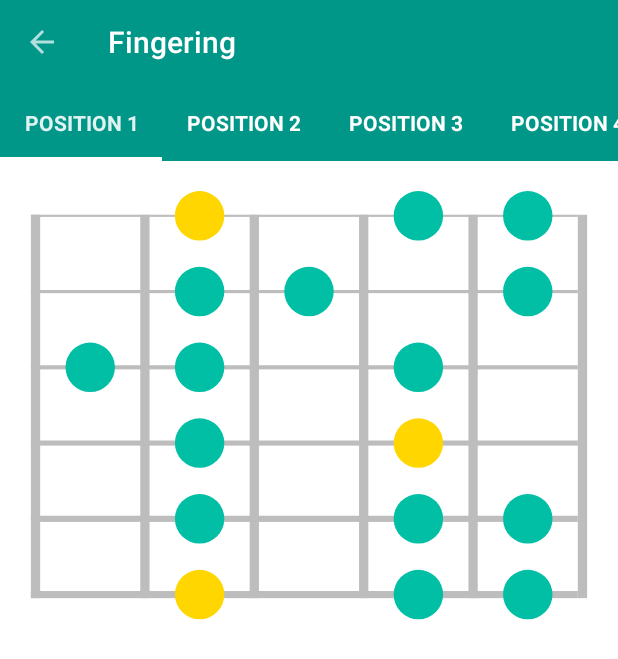
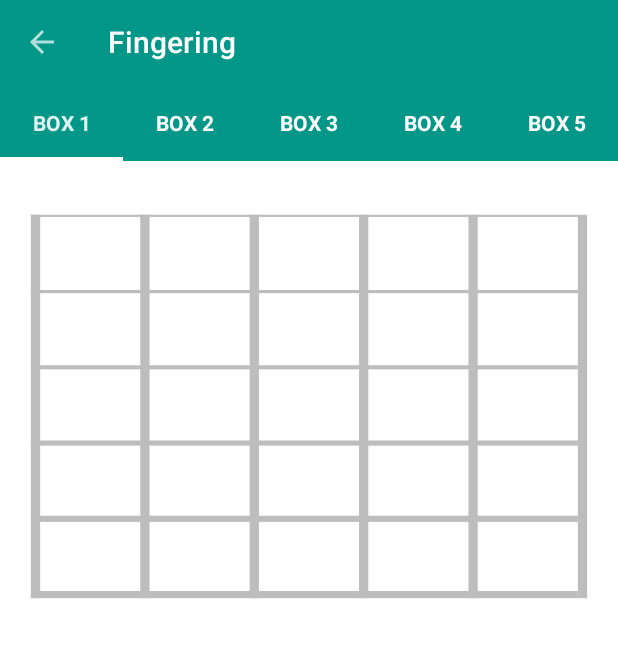
Before and after one commit to jenchenUA/GuitarAssistantProject, an Android app: the fragment ScaleFragment placed in its activity, after a tap on "Major", on a phone screen of 412 x 824 dp. Shown: the top 659 px of the screen. Run offline under Robolectric (Android 15) with nearby library versions, the phone set to English and light mode, and no system bars; libraries missing offline, so code that uses them is left out: com.mikepenz.materialdrawer; 4 statements that could not run were skipped.

Commit message:
0.2.231: - Added test database and DBHelper.class - Code refactoring

```diff
--- a/GuitarAssistantProject/app/build.gradle
+++ b/GuitarAssistantProject/app/build.gradle
@@ -36,4 +36,5 @@ dependencies {
     }
     compile 'com.android.support:cardview-v7:21.0.+'
     compile 'com.android.support:recyclerview-v7:21.0.+'
+    compile 'com.readystatesoftware.sqliteasset:sqliteassethelper:+'
 }
--- a/GuitarAssistantProject/app/src/main/java/jenchenua/guitarassistantproject/DetailActivity.java
+++ b/GuitarAssistantProject/app/src/main/java/jenchenua/guitarassistantproject/DetailActivity.java
@@ -17,7 +17,7 @@ public class DetailActivity extends AppCompatActivity {
     ViewPager pager = null;
     ViewPagerAdapter adapter = null;
     SlidingTabLayout tabs = null;
-    CharSequence Titles[]={"Position 1", "Position 2", "Position 3", "Position 4", "Position 5"};
+    CharSequence Titles[]={"Box 1", "Box 2", "Box 3", "Box 4", "Box 5"};
     final int numbOfTabs = 5;
 
     @Override
--- a/GuitarAssistantProject/app/src/main/java/jenchenua/guitarassistantproject/database/DBHelper.java
+++ b/GuitarAssistantProject/app/src/main/java/jenchenua/guitarassistantproject/database/DBHelper.java
@@ -1,38 +1,16 @@
 package jenchenua.guitarassistantproject.database;
 
 import android.content.Context;
-import android.database.sqlite.SQLiteDatabase;
-import android.database.sqlite.SQLiteOpenHelper;
 
-import jenchenua.guitarassistantproject.database.GuitarAssistantDB.ScaleEntry;
+import com.readystatesoftware.sqliteasset.SQLiteAssetHelper;
 
-public class DBHelper extends SQLiteOpenHelper {
+public class DBHelper extends SQLiteAssetHelper {
 
     private static final int DATABASE_VERSION = 1;
 
-    private static final String DATABSE_NAME = "GuitarAssistant.db";
+    private static final String DATABASE_NAME = "fingering.db";
 
     public DBHelper(Context context) {
-        super(context, DATABSE_NAME, null, DATABASE_VERSION);
-    }
-
-    @Override
-    public void onCreate(SQLiteDatabase db) {
-        final String SQL_CREATE_SCALE_TABLE = "CREATE TABLE " + ScaleEntry.TABLE_NAME + " (" +
-                ScaleEntry._ID + " INTEGER PRIMARY KEY, " +
-                ScaleEntry.COLUMN_NAME + " TEXT UNIQUE NOT NULL, " +
-                ScaleEntry.COLUMN_POSITION_1 + " BLOB NOT NULL, " +
-                ScaleEntry.COLUMN_POSITION_2 + " BLOB NOT NULL, " +
-                ScaleEntry.COLUMN_POSITION_3 + " BLOB NOT NULL, " +
-                ScaleEntry.COLUMN_POSITION_4 + " BLOB NOT NULL, " +
-                ScaleEntry.COLUMN_POSITION_5 + " BLOB NOT NULL " +
-                ");";
-        db.execSQL(SQL_CREATE_SCALE_TABLE);
-    }
-
-    @Override
-    public void onUpgrade(SQLiteDatabase db, int oldVersion, int newVersion) {
-        db.execSQL("DROP TABLE IF EXISTS " + ScaleEntry.TABLE_NAME);
-        onCreate(db);
+        super(context, DATABASE_NAME, null, DATABASE_VERSION);
     }
 }
--- a/GuitarAssistantProject/app/src/main/java/jenchenua/guitarassistantproject/fragments/ScaleFragment.java
+++ b/GuitarAssistantProject/app/src/main/java/jenchenua/guitarassistantproject/fragments/ScaleFragment.java
@@ -2,10 +2,7 @@ package jenchenua.guitarassistantproject.fragments;
 
 
 
-import android.content.ContentValues;
-import android.content.Context;
 import android.content.Intent;
-import android.database.sqlite.SQLiteDatabase;
 import android.os.Bundle;
 import android.view.LayoutInflater;
 import android.view.View;
@@ -20,60 +17,12 @@ import java.util.List;
 
 import jenchenua.guitarassistantproject.DetailActivity;
 import jenchenua.guitarassistantproject.R;
-import jenchenua.guitarassistantproject.database.DBHelper;
 import jenchenua.guitarassistantproject.database.GuitarAssistantDB;
 
 public class ScaleFragment extends android.support.v4.app.Fragment {
-    private String name = "Minor";
-
-    private byte[] position_1 = {
-            0, 2, 0, 1, 1,
-            0, 1, 1, 0, 1,
-            1, 1, 0, 1, 0,
-            0, 1, 0, 2, 0,
-            0, 1, 0, 1, 1,
-            0, 2, 0, 1, 1
-    };
-
-    private byte[] position_2 = {
-            0, 1, 1, 0, 1,
-            0, 0, 1, 0, 2,
-            0, 1, 0, 1, 1,
-            0, 2, 0, 1, 1,
-            0, 1, 1, 0, 1,
-            0, 1, 1, 0, 1
-    };
-
-    private byte[] position_3 = {
-            0, 1, 0, 1, 1,
-            0, 2, 0, 1, 1,
-            1, 1, 0, 1, 0,
-            1, 1, 0, 1, 0,
-            0, 1, 0, 2, 0,
-            0, 1, 0, 1, 1
-    };
-
-    private byte[] position_4 = {
-            0, 1, 1, 0, 1,
-            0, 1, 1, 0, 1,
-            0, 1, 0, 2, 0,
-            0, 1, 0, 1, 1,
-            0, 2, 0, 1, 1,
-            0, 1, 1, 0, 1
-    };
-
-    private byte[] position_5 = {
-            0, 1, 0, 2, 0,
-            0, 1, 0, 1, 1,
-            2, 0, 1, 1, 0,
-            1, 1, 0, 1, 0,
-            1, 1, 0, 1, 0,
-            0, 1, 0, 2, 0
-    };
 
     @Override
     public View onCreateView(LayoutInflater inflater, ViewGroup container, Bundle savedInstanceState) {
-        testDB(getActivity());
 
         String[] fakeData = {"Major", "Minor", "Something", "Don't trust goat"};
 
@@ -99,21 +48,4 @@ public class ScaleFragment extends android.support.v4.app.Fragment {
 
         return rootView;
     }
-
-    private void testDB(Context context) {
-        ContentValues cv = new ContentValues();
-        cv.put("name", name);
-        cv.put("position_1", position_1);
-        cv.put("position_2", position_2);
-        cv.put("position_3", position_3);
-        cv.put("position_4", position_4);
-        cv.put("position_5", position_5);
-
-        DBHelper dbHelper = new DBHelper(context);
-        SQLiteDatabase db = dbHelper.getWritableDatabase();
-
-        db.insert(GuitarAssistantDB.ScaleEntry.TABLE_NAME, null, cv);
-
-        db.close();
-    }
 }
--- a/GuitarAssistantProject/app/src/main/java/jenchenua/guitarassistantproject/fragments/Tab1.java
+++ b/GuitarAssistantProject/app/src/main/java/jenchenua/guitarassistantproject/fragments/Tab1.java
@@ -1,7 +1,5 @@
 package jenchenua.guitarassistantproject.fragments;
 
-import android.database.Cursor;
-import android.database.sqlite.SQLiteDatabase;
 import android.os.Bundle;
 import android.support.v4.app.Fragment;
 import android.view.LayoutInflater;
@@ -9,39 +7,24 @@ import android.view.View;
 import android.view.ViewGroup;
 
 import jenchenua.guitarassistantproject.R;
-import jenchenua.guitarassistantproject.database.DBHelper;
 import jenchenua.guitarassistantproject.database.GuitarAssistantDB;
 import jenchenua.guitarassistantproject.draw.FingeringDrawing;
 
 
 public class Tab1 extends Fragment {
     private FingeringDrawing fingering = null;
-    private byte[] switches/* = {
-            0, 2, 0, 1, 1,
-            0, 1, 1, 0, 1,
-            1, 1, 0, 1, 0,
-            0, 1, 0, 2, 0,
-            0, 1, 0, 1, 1,
-            0, 2, 0, 1, 1
-    }*/;
+    private byte[] switches = {
+            0,0,0,0,0,
+            0,0,0,0,0,
+            0,0,0,0,0,
+            0,0,0,0,0,
+            0,0,0,0,0,
+            0,0,0,0,0
+    };
 
     @Override
     public View onCreateView(LayoutInflater inflater, ViewGroup container, Bundle savedInstanceState) {
         View rootView = inflater.inflate(R.layout.tab_1, container, false);
-
-        DBHelper dbHelper = new DBHelper(getActivity());
-        SQLiteDatabase db = dbHelper.getReadableDatabase();
-
-        Cursor cursor = db.query(GuitarAssistantDB.ScaleEntry.TABLE_NAME, null, null, null, null, null, null);
-
-        if (cursor.moveToFirst()) {
-            int index = cursor.getColumnIndex("position_1");
-            do {
-               switches = cursor.getBlob(index);
-            } while (cursor.moveToNext());
-        }
-
-
         fingering = (FingeringDrawing) rootView.findViewById(R.id.fingering_drawing_tab_1);
 
         fingering.setSwitches(switches);
--- a/GuitarAssistantProject/app/src/main/java/jenchenua/guitarassistantproject/fragments/Tab2.java
+++ b/GuitarAssistantProject/app/src/main/java/jenchenua/guitarassistantproject/fragments/Tab2.java
@@ -13,12 +13,12 @@ import jenchenua.guitarassistantproject.draw.FingeringDrawing;
 public class Tab2 extends Fragment {
     private FingeringDrawing fingering = null;
     private byte[] switches = {
-            0, 1, 1, 0, 1,
-            0, 0, 1, 0, 2,
-            0, 1, 0, 1, 1,
-            0, 2, 0, 1, 1,
-            0, 1, 1, 0, 1,
-            0, 1, 1, 0, 1
+            0,0,0,0,0,
+            0,0,0,0,0,
+            0,0,0,0,0,
+            0,0,0,0,0,
+            0,0,0,0,0,
+            0,0,0,0,0
     };
 
     @Override
```
Also changed, not shown: GuitarAssistantProject/app/src/main/java/jenchenua/guitarassistantproject/database/GuitarAssistantDB.java (deleted, +0 -43 lines), GuitarAssistantProject/app/src/main/java/jenchenua/guitarassistantproject/fragments/Tab3.java (+6 -6 lines), GuitarAssistantProject/app/src/main/java/jenchenua/guitarassistantproject/fragments/Tab4.java (+6 -6 lines), GuitarAssistantProject/app/src/main/java/jenchenua/guitarassistantproject/fragments/Tab5.java (+19 -6 lines), GuitarAssistantProject/app/src/main/res/values/strings.xml (+5 -5 lines), GuitarAssistantProject/app/src/main/assets/databases/fingering.db (added), 2 other files.
